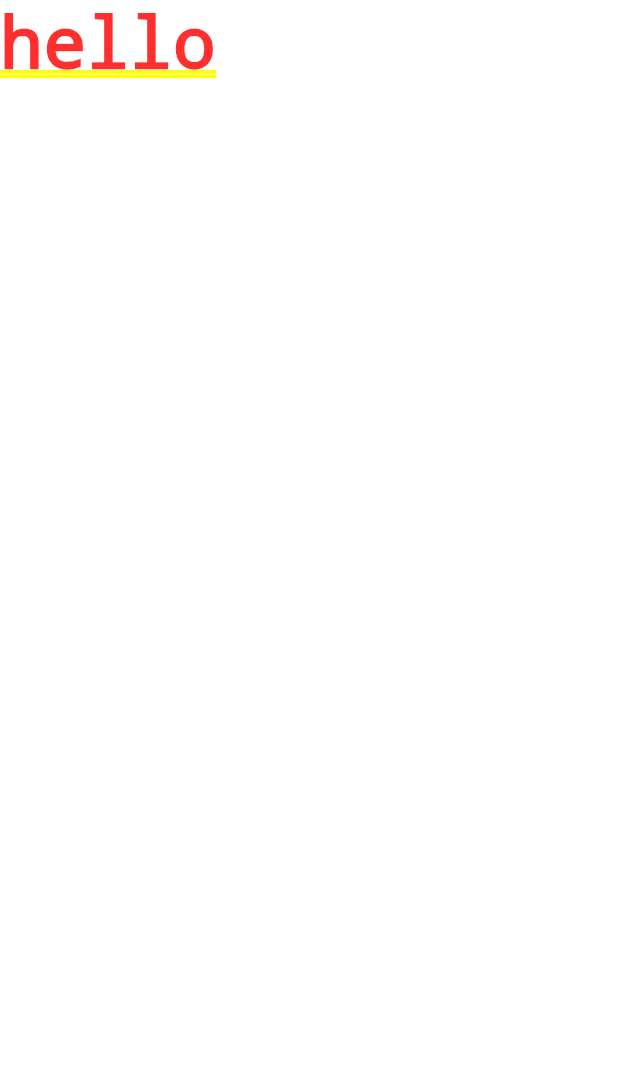
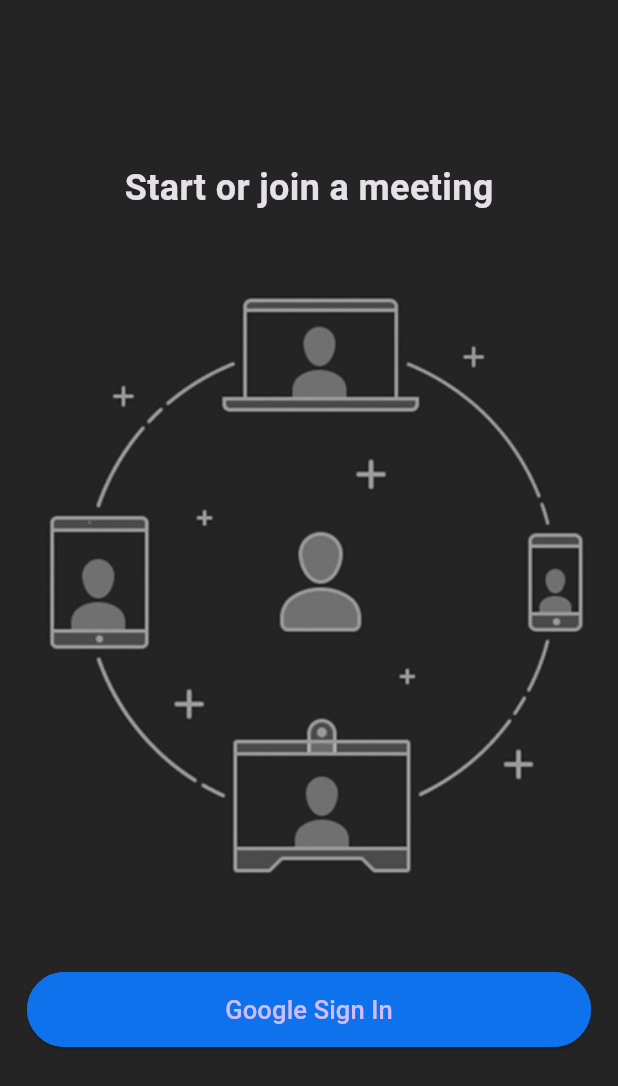
Before and after one commit to Shadislam1/zoom_clone, a Flutter app: the screen it shows after launch, on a phone screen of 412 x 824 dp. Shown: the top 1086 px of the screen. Run offline on Flutter 3.47's test engine with Material 3 defaults, Android fonts, the phone set to English and light mode, and no system bars.

Commit message:
login Screen UI

```diff
--- a/lib/main.dart
+++ b/lib/main.dart
@@ -1,4 +1,6 @@
 import 'package:flutter/material.dart';
+import 'package:zoom_clone/screens/login_screen.dart';
+import 'package:zoom_clone/utils/colors.dart';
 
 void main() {
   runApp(const MyApp());
@@ -11,11 +13,16 @@ class MyApp extends StatelessWidget {
   @override
   Widget build(BuildContext context) {
     return MaterialApp(
-      title: 'Flutter Demo',
+      debugShowCheckedModeBanner: false,
+      title: 'Zoom Clone',
       theme: ThemeData.dark().copyWith(
-        scaffoldBackgroundColor: Colors.blue,
+        scaffoldBackgroundColor: backgroundColor,
+
       ),
-      home: Text("hello"),
+      routes: {
+        '/login':(context) => const LoginScreen(),
+      },
+      home: LoginScreen(),
     );
   }
 }
--- /dev/null
+++ b/lib/screens/login_screen.dart
@@ -0,0 +1,40 @@
+
+import 'package:flutter/material.dart';
+import 'package:zoom_clone/widgets/custom_button.dart';
+
+class LoginScreen extends StatefulWidget {
+  const LoginScreen({super.key});
+
+  @override
+  State<LoginScreen> createState() => _LoginScreenState();
+}
+
+class _LoginScreenState extends State<LoginScreen> {
+  @override
+  Widget build(BuildContext context) {
+    return Scaffold(
+      body:Column(
+        mainAxisAlignment: MainAxisAlignment.center,
+        children: [
+          const Text(
+          'Start or join a meeting',
+          style: const TextStyle(
+            fontSize: 24,
+            fontWeight: FontWeight.bold
+          ),
+
+        ),
+        Padding(
+          padding: const EdgeInsets.symmetric(vertical: 38.0),
+          child: Image.asset('assets/images/onboarding.jpg'),
+        ),
+        CustomButton(
+          text: 'Google Sign In',
+           onPressed: () {
+
+        },),
+        ],
+      ) ,
+    );
+  }
+}
--- /dev/null
+++ b/lib/widgets/custom_button.dart
@@ -0,0 +1,39 @@
+import 'package:flutter/material.dart';
+import 'package:zoom_clone/utils/colors.dart';
+
+class CustomButton extends StatelessWidget {
+  final String text;
+  final VoidCallback onPressed;
+  const CustomButton({
+    super.key,
+    required this.text,
+    required this.onPressed,
+  });
+
+  @override
+  Widget build(BuildContext context) {
+    return Padding(
+      padding: const EdgeInsets.all(18.0),
+      child: ElevatedButton(
+        onPressed: onPressed,
+         child: Text(
+          text,
+          style: const TextStyle(
+            fontSize: 17,
+          ),
+         ),
+         style: ElevatedButton.styleFrom(
+          primary: buttonColor,
+          minimumSize: const Size(
+            double.infinity,
+            50,
+          ),
+          shape: RoundedRectangleBorder(
+            borderRadius: BorderRadius.circular(30.0),
+            side: const BorderSide(color: buttonColor),
+          )
+         ),
+      ),
+    );
+  }
+}
--- a/pubspec.yaml
+++ b/pubspec.yaml
@@ -59,9 +59,9 @@ flutter:
   uses-material-design: true
 
   # To add assets to your application, add an assets section, like this:
-  # assets:
-  #   - images/a_dot_burr.jpeg
-  #   - images/a_dot_ham.jpeg
+  assets:
+    - assets/images/onboarding.jpg
+
 
   # An image asset can refer to one or more resolution-specific "variants", see
   # https://flutter.dev/assets-and-images/#resolution-aware
```
Also changed, not shown: assets/images/onboarding.jpg (added).
